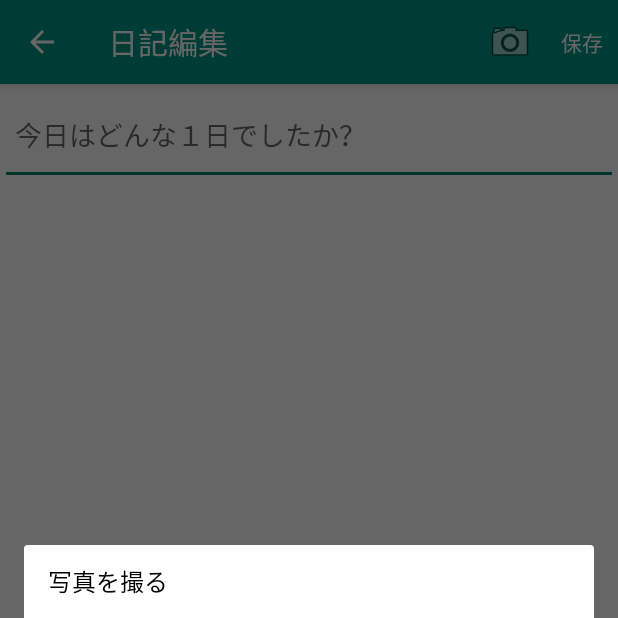
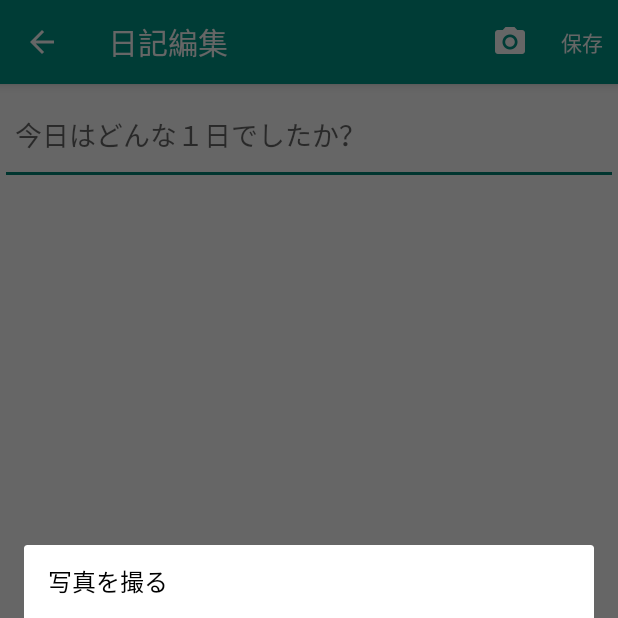
Before and after one commit to cosmic-cowboy/daily-life, an Android app: the DiaryEditActivity screen opened directly, with no data from a screen before it, after a tap on "カメラ", on a phone screen of 412 x 824 dp, the top half of it. Run offline under Robolectric (Android 15) with nearby library versions, the phone set to English and light mode, and no system bars; our stand-ins replace ButterKnife; libraries missing offline, so code that uses them is left out: rx.functions, rx.subjects; pictures from the network do not load; 2 statements that could not run were skipped.

Commit message:
メニューアイコンの調整

```diff
--- a/client/android/app/src/main/res/menu/menu_diary.xml
+++ b/client/android/app/src/main/res/menu/menu_diary.xml
@@ -5,7 +5,7 @@
 
     <item android:id="@+id/open_calendar_dialog"
         android:title="@string/button_calendar"
-        android:icon="@android:drawable/ic_menu_today"
+        android:icon="@drawable/ic_event_white_24dp"
         app:showAsAction="always"
         />
 </menu>
--- a/client/android/app/src/main/res/menu/menu_edit.xml
+++ b/client/android/app/src/main/res/menu/menu_edit.xml
@@ -5,7 +5,7 @@
 
     <item android:id="@+id/open_image_dialog"
         android:title="@string/button_camera"
-        android:icon="@android:drawable/ic_menu_camera"
+        android:icon="@drawable/ic_photo_camera_white_24dp"
         app:showAsAction="ifRoom"
         />
     <item android:id="@+id/post_newDiary"
```
Also changed, not shown: client/android/app/src/main/res/drawable-hdpi/ic_event_white_24dp.png (added), client/android/app/src/main/res/drawable-hdpi/ic_photo_camera_white_24dp.png (added), client/android/app/src/main/res/drawable-mdpi/ic_event_white_24dp.png (added), client/android/app/src/main/res/drawable-mdpi/ic_photo_camera_white_24dp.png (added), client/android/app/src/main/res/drawable-xhdpi/ic_event_white_24dp.png (added), client/android/app/src/main/res/drawable-xhdpi/ic_photo_camera_white_24dp.png (added), client/android/app/src/main/res/drawable-xxhdpi/ic_event_white_24dp.png (added), client/android/app/src/main/res/drawable-xxhdpi/ic_photo_camera_white_24dp.png (added), client/android/app/src/main/res/drawable-xxxhdpi/ic_event_white_24dp.png (added), client/android/app/src/main/res/drawable-xxxhdpi/ic_photo_camera_white_24dp.png (added).
